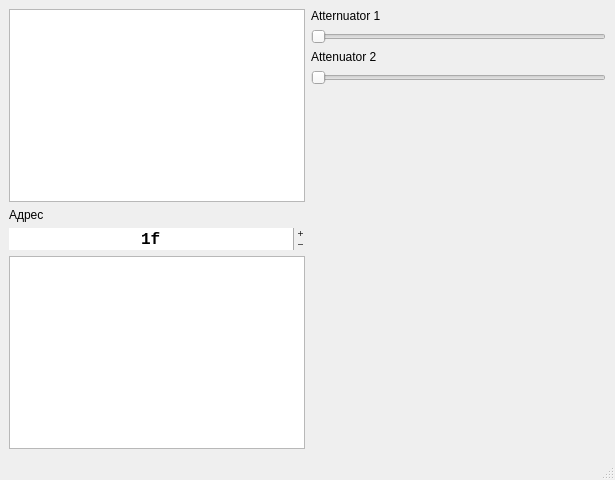
Qt form client/mainwindow.ui (brik13ET/lo1337l) before a commit.
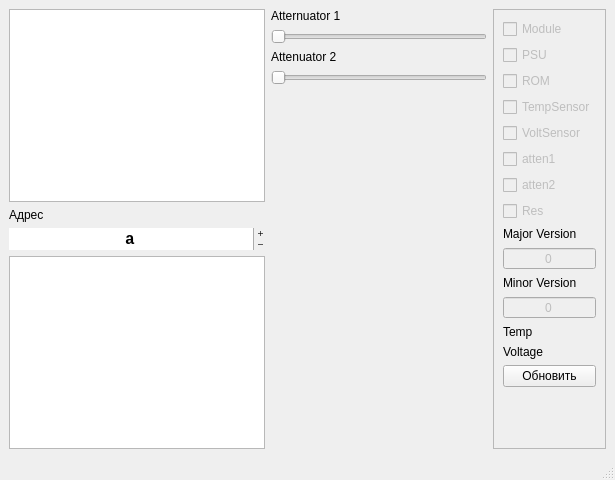
The same form after that commit.

```diff
--- a/client/mainwindow.ui
+++ b/client/mainwindow.ui
@@ -56,7 +56,7 @@
          <number>255</number>
         </property>
         <property name="value">
-         <number>31</number>
+         <number>10</number>
         </property>
         <property name="displayIntegerBase">
          <number>16</number>
@@ -128,6 +128,176 @@
       </item>
      </layout>
     </item>
+    <item>
+     <layout class="QVBoxLayout" name="verticalLayout_3">
+      <item>
+       <widget class="QFrame" name="frame">
+        <property name="frameShape">
+         <enum>QFrame::StyledPanel</enum>
+        </property>
+        <property name="frameShadow">
+         <enum>QFrame::Raised</enum>
+        </property>
+        <layout class="QVBoxLayout" name="verticalLayout_4">
+         <item>
+          <widget class="QCheckBox" name="Module_OK">
+           <property name="enabled">
+            <bool>false</bool>
+           </property>
+           <property name="text">
+            <string>Module</string>
+           </property>
+          </widget>
+         </item>
+         <item>
+          <widget class="QCheckBox" name="PSU_OK">
+           <property name="enabled">
+            <bool>false</bool>
+           </property>
+           <property name="text">
+            <string>PSU</string>
+           </property>
+          </widget>
+         </item>
+         <item>
+          <widget class="QCheckBox" name="ROM_OK">
+           <property name="enabled">
+            <bool>false</bool>
+           </property>
+           <property name="text">
+            <string>ROM</string>
+           </property>
+          </widget>
+         </item>
+         <item>
+          <widget class="QCheckBox" name="Temp_OK">
+           <property name="enabled">
+            <bool>false</bool>
+           </property>
+           <property name="text">
+            <string>TempSensor</string>
+           </property>
+          </widget>
+         </item>
+         <item>
+          <widget class="QCheckBox" name="Volt_OK">
+           <property name="enabled">
+            <bool>false</bool>
+           </property>
+           <property name="text">
+            <string>VoltSensor</string>
+           </property>
+          </widget>
+         </item>
+         <item>
+          <widget class="QCheckBox" name="Atten1_OK">
+           <property name="enabled">
+            <bool>false</bool>
+           </property>
+           <property name="text">
+            <string>atten1</string>
+           </property>
+          </widget>
+         </item>
+         <item>
+          <widget class="QCheckBox" name="Atten2_OK">
+           <property name="enabled">
+            <bool>false</bool>
+           </property>
+           <property name="text">
+            <string>atten2</string>
+           </property>
+          </widget>
+         </item>
+         <item>
+          <widget class="QCheckBox" name="Res">
+           <property name="enabled">
+            <bool>false</bool>
+           </property>
+           <property name="text">
+            <string>Res</string>
+           </property>
+          </widget>
+         </item>
+         <item>
+          <widget class="QLabel" name="label_5">
+           <property name="text">
+            <string>Major Version</string>
+           </property>
+          </widget>
+         </item>
+         <item>
+          <widget class="QSpinBox" name="MajorV">
+           <property name="enabled">
+            <bool>false</bool>
+           </property>
+           <property name="alignment">
+            <set>Qt::AlignCenter</set>
+           </property>
+           <property name="buttonSymbols">
+            <enum>QAbstractSpinBox::NoButtons</enum>
+           </property>
+          </widget>
+         </item>
+         <item>
+          <widget class="QLabel" name="label_6">
+           <property name="text">
+            <string>Minor Version</string>
+           </property>
+          </widget>
+         </item>
+         <item>
+          <widget class="QSpinBox" name="MinorV">
+           <property name="enabled">
+            <bool>false</bool>
+           </property>
+           <property name="alignment">
+            <set>Qt::AlignCenter</set>
+           </property>
+           <property name="buttonSymbols">
+            <enum>QAbstractSpinBox::NoButtons</enum>
+           </property>
+          </widget>
+         </item>
+         <item>
+          <widget class="QLabel" name="TempStat">
+           <property name="text">
+            <string>Temp</string>
+           </property>
+          </widget>
+         </item>
+         <item>
+          <widget class="QLabel" name="VoltStat">
+           <property name="text">
+            <string>Voltage</string>
+           </property>
+          </widget>
+         </item>
+         <item>
+          <widget class="QPushButton" name="pushButton">
+           <property name="text">
+            <string>Обновить</string>
+           </property>
+          </widget>
+         </item>
+         <item>
+          <spacer name="verticalSpacer_3">
+           <property name="orientation">
+            <enum>Qt::Vertical</enum>
+           </property>
+           <property name="sizeHint" stdset="0">
+            <size>
+             <width>20</width>
+             <height>78</height>
+            </size>
+           </property>
+          </spacer>
+         </item>
+        </layout>
+       </widget>
+      </item>
+     </layout>
+    </item>
    </layout>
   </widget>
   <widget class="QMenuBar" name="menubar">
```
